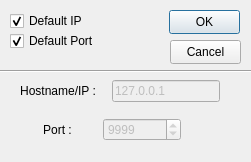
Before: the Qt Designer form Messenger/Client/connectiondialog.ui in Stepanov-hub/Messenger, drawn with Qt 5.
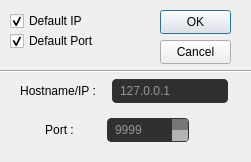
After: the same form once the commit is applied.

The edit to the form file:
```diff
--- a/Messenger/Client/connectiondialog.ui
+++ b/Messenger/Client/connectiondialog.ui
@@ -13,12 +13,106 @@
   <property name="windowTitle">
    <string>Dialog</string>
   </property>
+  <property name="styleSheet">
+   <string notr="true">/*-----QLineEdit-----*/
+QLineEdit
+{
+	
+	selection-background-color: darkgray;
+	background-color: #131313;
+	color : #eee;
+	border: 1px solid #343434;
+	border-radius: 4px;
+	padding: 3px;
+	padding-left: 5px;
+
+}
+
+
+QLineEdit:disabled
+{
+	background-color: rgb(47, 49, 49);
+	color : rgb(150, 148, 152)
+
+}
+
+/*-----QSpinBox &amp; QDateTimeEdit-----*/
+QSpinBox
+{
+    selection-background-color: darkgray;
+	background-color: #131313;
+	color : #eee;
+	border: 1px solid #343434;
+	border-radius: 4px;
+	padding: 3px;
+	padding-left: 5px;
+
+}
+
+QSpinBox:disabled
+{
+    background-color: rgb(47, 49, 49);
+	color : rgb(150, 148, 152);
+}
+
+QSpinBox::up-button
+{
+	border-top-right-radius:2px;
+	background-color: #777777;
+    width: 16px; 
+    border-width: 1px;
+
+}
+
+
+QSpinBox::up-button:hover
+{
+	background-color: #585858;
+
+}
+
+
+QSpinBox::up-button:pressed
+{
+	background-color: #252525;
+    width: 16px; 
+    border-width: 1px;
+
+}
+
+
+QSpinBox::down-button
+{
+	border-bottom-right-radius:2px;
+	background-color: rgb(182, 179, 184);
+    width: 16px; 
+    border-width: 1px;
+
+}
+
+
+QSpinBox::down-button:hover
+{
+	background-color: #585858;
+
+}
+
+
+QSpinBox::down-button:pressed
+{
+	background-color: #252525;
+    width: 16px; 
+    border-width: 1px;
+
+}
+</string>
+  </property>
   <widget class="QWidget" name="layoutWidget">
    <property name="geometry">
     <rect>
      <x>10</x>
      <y>70</y>
-     <width>221</width>
+     <width>229</width>
      <height>83</height>
     </rect>
    </property>
@@ -136,7 +230,7 @@
     <rect>
      <x>10</x>
      <y>30</y>
-     <width>86</width>
+     <width>94</width>
      <height>22</height>
     </rect>
    </property>
@@ -150,7 +244,7 @@
   <widget class="QPushButton" name="OkButton">
    <property name="geometry">
     <rect>
-     <x>169</x>
+     <x>160</x>
      <y>10</y>
      <width>71</width>
      <height>24</height>
@@ -163,7 +257,7 @@
   <widget class="QPushButton" name="cancelButton">
    <property name="geometry">
     <rect>
-     <x>170</x>
+     <x>160</x>
      <y>40</y>
      <width>71</width>
      <height>24</height>
```
